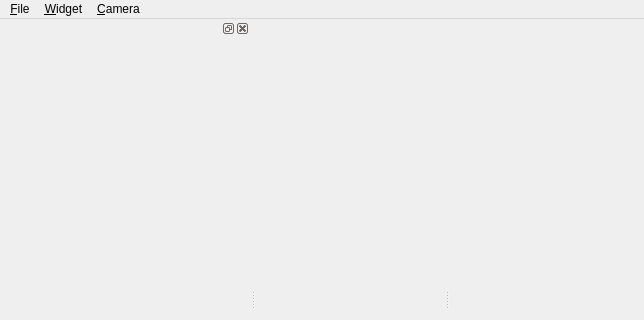
The window that src/window/mainWindow.ui (usnistgov/NetSimulyzer) describes before a commit, drawn with Qt 5; both pictures show x 0 to 644 and y 0 to 320 of the 800 by 600 pixel window.
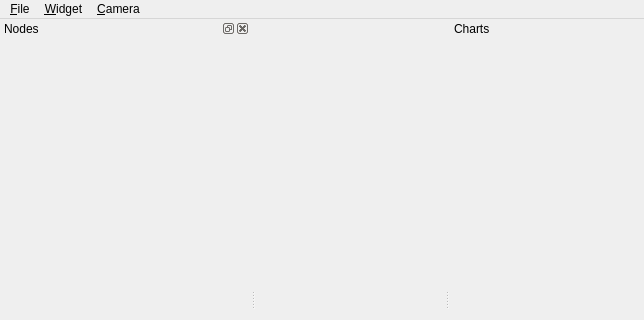
The same window after the commit.

Commit message: Add titles to dock widgets & chart docking

Diff of the .ui file:
```diff
--- a/src/window/mainWindow.ui
+++ b/src/window/mainWindow.ui
@@ -63,6 +63,12 @@
      <height>35</height>
     </size>
    </property>
+   <property name="allowedAreas">
+    <set>Qt::LeftDockWidgetArea|Qt::RightDockWidgetArea</set>
+   </property>
+   <property name="windowTitle">
+    <string>Charts</string>
+   </property>
    <attribute name="dockWidgetArea">
     <number>2</number>
    </attribute>
@@ -83,6 +89,9 @@
    <property name="allowedAreas">
     <set>Qt::LeftDockWidgetArea|Qt::RightDockWidgetArea</set>
    </property>
+   <property name="windowTitle">
+    <string>Nodes</string>
+   </property>
    <attribute name="dockWidgetArea">
     <number>1</number>
    </attribute>
```
